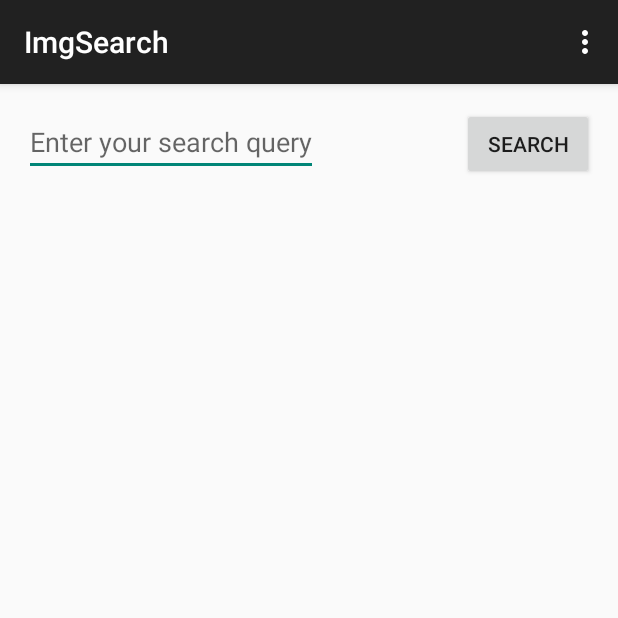
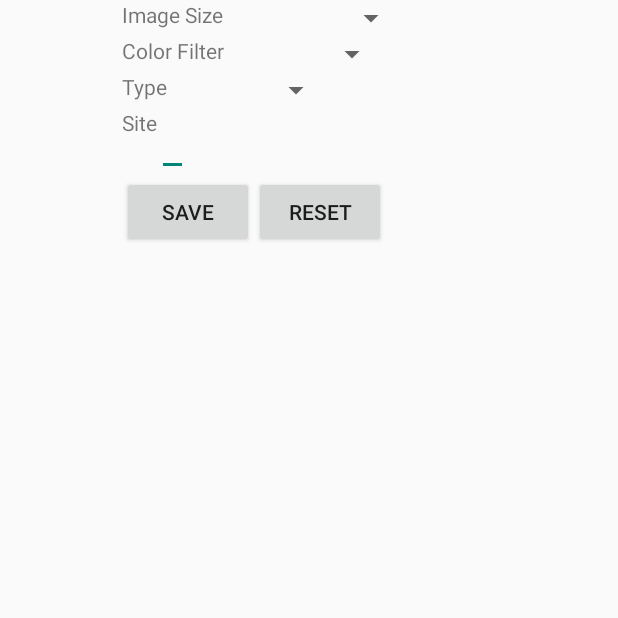
Before and after one commit to israkir/ImgSearch, an Android app: the screen it shows after launch (SearchActivity before the commit, SettingsActivity after it), in the options menu, after a tap on "Settings", on a phone screen of 412 x 824 dp, the top half of it. Run offline under Robolectric (Android 15) with nearby library versions, the phone set to English and light mode, and no system bars; our stand-ins replace Picasso; libraries missing offline, so code that uses them is left out: com.loopj.android; pictures from the network do not load; 2 statements that could not run were skipped.

Commit message:
added search settings functionality

```diff
--- a/app/src/main/java/com/hakkicaner/imgsearch/activities/SearchActivity.java
+++ b/app/src/main/java/com/hakkicaner/imgsearch/activities/SearchActivity.java
@@ -1,6 +1,7 @@
 package com.hakkicaner.imgsearch.activities;
 
 import android.content.Intent;
+import android.content.SharedPreferences;
 import android.net.Uri;
 import android.support.v7.app.ActionBarActivity;
 import android.os.Bundle;
@@ -60,12 +61,16 @@ public class SearchActivity extends ActionBarActivity {
 
     public void onImageSearch(View v) {
         String query = etQuery.getText().toString();
-        String url = buildUrl(query);
+        SharedPreferences searchSettings = getSharedPreferences(SettingsActivity.SEARCH_SETTINGS, MODE_PRIVATE);
+        String imgsize = searchSettings.getString("imgsz", "");
+        String imgcolor = searchSettings.getString("imgcolor", "");
+        String imgtype = searchSettings.getString("imgtype", "");
+        String site = searchSettings.getString("site", "");
+        String url = buildUrl(query, imgsize, imgcolor, imgtype, site);
         AsyncHttpClient client = new AsyncHttpClient();
         client.get(url, new JsonHttpResponseHandler() {
             @Override
             public void onSuccess(int statusCode, Header[] headers, JSONObject response) {
-                Log.d("DEBUG", "response: " + response);
                 JSONArray imageResultsJson;
                 try {
                     imageResultsJson = response.getJSONObject("responseData").getJSONArray("results");
@@ -78,7 +83,7 @@ public class SearchActivity extends ActionBarActivity {
         });
     }
 
-    private String buildUrl(String query) {
+    private String buildUrl(String query, String imgsz, String imgcolor, String imgtype, String site) {
         Uri.Builder builder = new Uri.Builder();
         builder.scheme("https")
                 .authority("ajax.googleapis.com")
@@ -88,8 +93,18 @@ public class SearchActivity extends ActionBarActivity {
                 .appendPath("images")
                 .appendQueryParameter("v", "1.0")
                 .appendQueryParameter("rsz", "8")
-                .appendQueryParameter("q", query);
+                .appendQueryParameter("q", query)
+                .appendQueryParameter("imgsz", imgsz)
+                .appendQueryParameter("imgcolor", imgcolor)
+                .appendQueryParameter("imgtype", imgtype)
+                .appendQueryParameter("as_sitesearch", site);
+        Log.d("url: ", builder.build().toString());
         return builder.build().toString();
+    }
+
+    private void openSettings() {
+        Intent intent = new Intent(SearchActivity.this, SettingsActivity.class);
+        startActivity(intent);
     }
 
     @Override
@@ -108,6 +123,7 @@ public class SearchActivity extends ActionBarActivity {
 
         //noinspection SimplifiableIfStatement
         if (id == R.id.action_settings) {
+            openSettings();
             return true;
         }
 
--- /dev/null
+++ b/app/src/main/java/com/hakkicaner/imgsearch/activities/SettingsActivity.java
@@ -0,0 +1,98 @@
+package com.hakkicaner.imgsearch.activities;
+
+
+import android.app.Activity;
+import android.content.SharedPreferences;
+import android.os.Bundle;
+import android.view.View;
+import android.widget.AdapterView;
+import android.widget.ArrayAdapter;
+import android.widget.EditText;
+import android.widget.Spinner;
+import android.widget.Toast;
+
+import com.hakkicaner.imgsearch.R;
+
+public class SettingsActivity extends Activity {
+    protected static final String SEARCH_SETTINGS = "SearchSettings";
+
+    private ArrayAdapter<CharSequence> aImageSize;
+    private ArrayAdapter<CharSequence> aColorFilter;
+    private ArrayAdapter<CharSequence> aImageType;
+    private Spinner sImageSize;
+    private Spinner sColorFilter;
+    private Spinner sImageType;
+    private EditText etSite;
+    private SharedPreferences searchSettings;
+
+    @Override
+    protected void onCreate(Bundle savedInstanceState) {
+        super.onCreate(savedInstanceState);
+        setContentView(R.layout.search_settings);
+
+        searchSettings = getSharedPreferences(SEARCH_SETTINGS, MODE_PRIVATE);
+        String imgsize = searchSettings.getString("imgsz", "");
+        String imgcolor = searchSettings.getString("imgcolor", "");
+        String imgtype = searchSettings.getString("imgtype", "");
+        String site = searchSettings.getString("site", "");
+
+        sImageSize = (Spinner) findViewById(R.id.sImageSize);
+        aImageSize = ArrayAdapter.createFromResource(this,
+                R.array.image_size_array, android.R.layout.simple_spinner_item);
+        aImageSize.setDropDownViewResource(android.R.layout.simple_spinner_dropdown_item);
+        sImageSize.setAdapter(aImageSize);
+        sImageSize.setSelection(aImageSize.getPosition(imgsize));
+
+        sColorFilter = (Spinner) findViewById(R.id.sColorFilter);
+        aColorFilter = ArrayAdapter.createFromResource(this,
+                R.array.color_filter_array, android.R.layout.simple_spinner_item);
+        aColorFilter.setDropDownViewResource(android.R.layout.simple_spinner_dropdown_item);
+        sColorFilter.setAdapter(aColorFilter);
+        sColorFilter.setSelection(aColorFilter.getPosition(imgcolor));
+
+        sImageType = (Spinner) findViewById(R.id.sImageType);
+        aImageType = ArrayAdapter.createFromResource(this,
+                R.array.image_type_array, android.R.layout.simple_spinner_item);
+        aImageType.setDropDownViewResource(android.R.layout.simple_spinner_dropdown_item);
+        sImageType.setAdapter(aImageType);
+        sImageType.setSelection(aImageType.getPosition(imgtype));
+
+        etSite = (EditText) findViewById(R.id.etSite);
+        etSite.setText(site);
+    }
+
+    public void onSave(View v) {
+        String imgsz = sImageSize.getItemAtPosition(sImageSize.getSelectedItemPosition()).toString();
+        String imgcolor = sColorFilter.getItemAtPosition(sColorFilter.getSelectedItemPosition()).toString();
+        String imgtype = sImageType.getItemAtPosition(sImageType.getSelectedItemPosition()).toString();
+        String site = etSite.getText().toString();
+
+        searchSettings = getSharedPreferences(SEARCH_SETTINGS, MODE_PRIVATE);
+        SharedPreferences.Editor editor = searchSettings.edit();
+        editor.putString("imgsz", imgsz);
+        editor.putString("imgcolor", imgcolor);
+        editor.putString("imgtype", imgtype);
+        editor.putString("site", site);
+        editor.commit();
+
+        Toast.makeText(this, R.string.saved, Toast.LENGTH_SHORT).show();
+    }
+
+    public void onReset(View v) {
+        searchSettings = getSharedPreferences(SEARCH_SETTINGS, MODE_PRIVATE);
+        SharedPreferences.Editor editor = searchSettings.edit();
+        editor.putString("imgsz", "");
+        editor.putString("imgcolor", "");
+        editor.putString("imgtype", "");
+        editor.putString("site", "");
+        editor.commit();
+
+        sImageSize.setSelection(aImageSize.getPosition(""));
+        sColorFilter.setSelection(aColorFilter.getPosition(""));
+        sImageType.setSelection(aImageType.getPosition(""));
+        etSite.setText("");
+
+        Toast.makeText(this, R.string.reset, Toast.LENGTH_SHORT).show();
+    }
+
+}
--- /dev/null
+++ b/app/src/main/res/layout/search_settings.xml
@@ -0,0 +1,101 @@
+<?xml version="1.0" encoding="utf-8"?>
+<RelativeLayout xmlns:android="http://schemas.android.com/apk/res/android"
+    android:layout_width="match_parent" android:layout_height="match_parent">
+
+    <TextView
+        android:layout_width="wrap_content"
+        android:layout_height="wrap_content"
+        android:text="@string/image_size"
+        android:id="@+id/tvImageSize"
+        android:layout_alignParentTop="true"
+        android:layout_alignParentLeft="true"
+        android:layout_alignParentStart="true"
+        android:layout_marginLeft="81dp"
+        android:layout_marginStart="81dp" />
+
+    <Spinner
+        android:layout_width="wrap_content"
+        android:layout_height="wrap_content"
+        android:id="@+id/sImageSize"
+        android:layout_alignParentTop="true"
+        android:layout_toRightOf="@+id/tvImageSize"
+        android:layout_toEndOf="@+id/tvImageSize" />
+
+    <TextView
+        android:layout_width="wrap_content"
+        android:layout_height="wrap_content"
+        android:text="@string/color_filter"
+        android:id="@+id/tvColorFilter"
+        android:layout_below="@+id/sImageSize"
+        android:layout_alignParentLeft="true"
+        android:layout_alignParentStart="true"
+        android:layout_marginLeft="81dp"
+        android:layout_marginStart="81dp" />
+
+    <Spinner
+        android:layout_width="wrap_content"
+        android:layout_height="wrap_content"
+        android:id="@+id/sColorFilter"
+        android:layout_below="@+id/sImageSize"
+        android:layout_toRightOf="@+id/tvColorFilter"
+        android:layout_toEndOf="@+id/tvColorFilter" />
+
+    <TextView
+        android:layout_width="wrap_content"
+        android:layout_height="wrap_content"
+        android:text="@string/image_type"
+        android:id="@+id/tvImageType"
+        android:layout_below="@+id/sColorFilter"
+        android:layout_alignParentLeft="true"
+        android:layout_alignParentStart="true"
+        android:layout_marginLeft="81dp"
+        android:layout_marginStart="81dp" />
+
+    <Spinner
+        android:layout_width="wrap_content"
+        android:layout_height="wrap_content"
+        android:id="@+id/sImageType"
+        android:layout_below="@+id/sColorFilter"
+        android:layout_toRightOf="@+id/tvImageType"
+        android:layout_toEndOf="@+id/tvImageType" />
+
+    <TextView
+        android:layout_width="wrap_content"
+        android:layout_height="wrap_content"
+        android:text="@string/site"
+        android:id="@+id/tvSite"
+        android:layout_below="@+id/sImageType"
+        android:layout_alignParentLeft="true"
+        android:layout_alignParentStart="true"
+        android:layout_marginLeft="81dp"
+        android:layout_marginStart="81dp" />
+
+    <EditText
+        android:layout_width="wrap_content"
+        android:layout_height="wrap_content"
+        android:id="@+id/etSite"
+        android:layout_below="@+id/sImageType"
+        android:layout_toRightOf="@+id/tvSite"
+        android:layout_toEndOf="@+id/tvSite" />
+
+    <Button
+        android:layout_width="wrap_content"
+        android:layout_height="wrap_content"
+        android:text="@string/save"
+        android:id="@+id/btnSave"
+        android:onClick="onSave"
+        android:layout_below="@+id/etSite"
+        android:layout_alignLeft="@+id/tvSite"
+        android:layout_alignStart="@+id/tvSite" />
+
+    <Button
+        android:layout_width="wrap_content"
+        android:layout_height="wrap_content"
+        android:text="@string/reset"
+        android:id="@+id/btnReset"
+        android:layout_alignTop="@+id/btnSave"
+        android:layout_toRightOf="@+id/btnSave"
+        android:layout_toEndOf="@+id/btnSave"
+        android:onClick="onReset" />
+
+</RelativeLayout>
--- /dev/null
+++ b/app/src/main/res/values/color_filter_choices.xml
@@ -0,0 +1,14 @@
+<?xml version="1.0" encoding="utf-8"?>
+<resources>
+    <string-array name="color_filter_array">
+        <item></item>
+        <item>red</item>
+        <item>green</item>
+        <item>blue</item>
+        <item>grey</item>
+        <item>black</item>
+        <item>yellow</item>
+        <item>brown</item>
+        <item>purple</item>
+    </string-array>
+</resources>
--- /dev/null
+++ b/app/src/main/res/values/image_size_choices.xml
@@ -0,0 +1,10 @@
+<?xml version="1.0" encoding="utf-8"?>
+<resources>
+    <string-array name="image_size_array">
+        <item></item>
+        <item>small</item>
+        <item>medium</item>
+        <item>large</item>
+        <item>xlarge</item>
+    </string-array>
+</resources>
--- /dev/null
+++ b/app/src/main/res/values/image_type_choices.xml
@@ -0,0 +1,10 @@
+<?xml version="1.0" encoding="utf-8"?>
+<resources>
+    <string-array name="image_type_array">
+        <item></item>
+        <item>face</item>
+        <item>photo</item>
+        <item>clipart</item>
+        <item>lineart</item>
+    </string-array>
+</resources>
--- a/app/src/main/res/values/strings.xml
+++ b/app/src/main/res/values/strings.xml
@@ -6,4 +6,12 @@
     <string name="search_prompt">Enter your search query</string>
     <string name="search">Search</string>
     <string name="title_activity_image_display">ImageDisplayActivity</string>
+    <string name="image_size">Image Size</string>
+    <string name="title_activity_settings">Search Settings</string>
+    <string name="color_filter">Color Filter</string>
+    <string name="image_type">Type</string>
+    <string name="site">Site</string>
+    <string name="saved">Saved</string>
+    <string name="save">Save</string>
+    <string name="reset">Reset</string>
 </resources>
```
Also changed, not shown: app/src/main/AndroidManifest.xml (+8 -0 lines), app/src/main/res/menu/menu_search.xml (+5 -2 lines), 2 other files.
